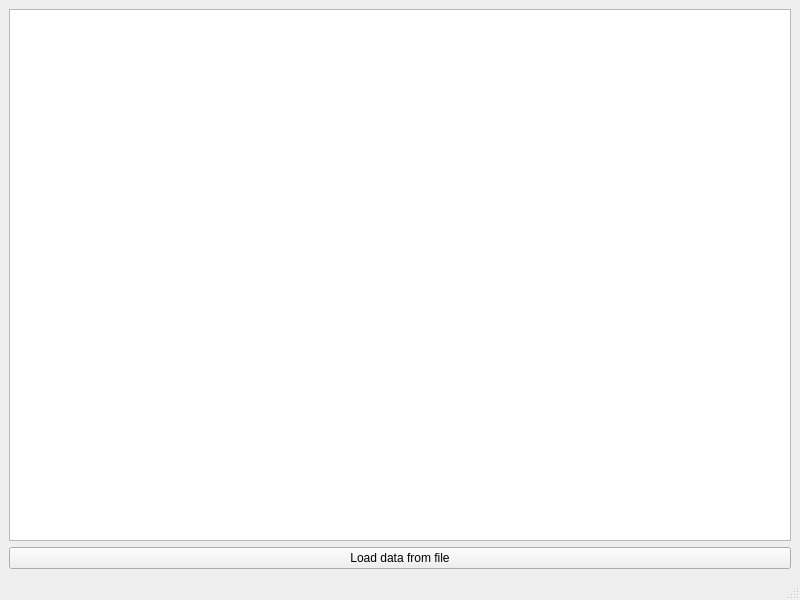
Old version of the form ui/loaded_data_view.ui in the repository usc-psychsim/psychsim-eval-gui.
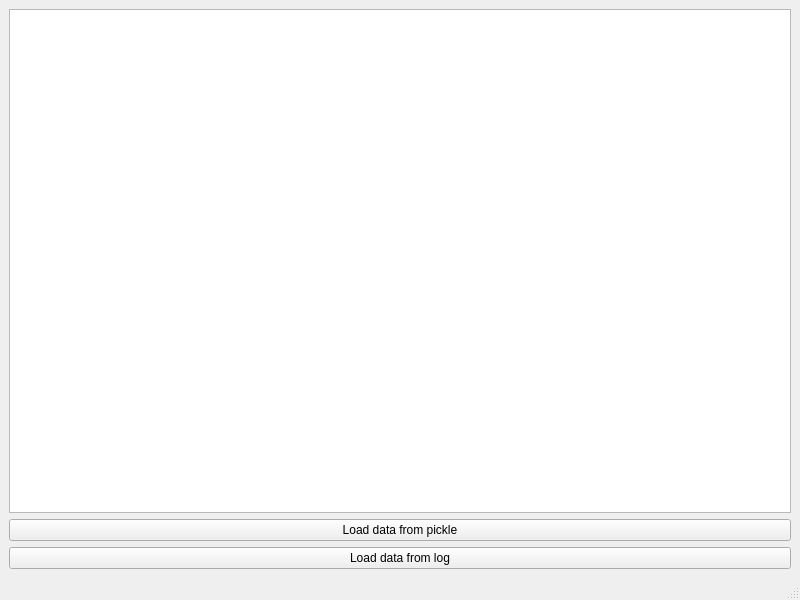
New version of the form.

Commit message: Start import data from log files

The edit to the form file:
```diff
--- a/ui/loaded_data_view.ui
+++ b/ui/loaded_data_view.ui
@@ -15,6 +15,13 @@
   </property>
   <widget class="QWidget" name="centralwidget">
    <layout class="QGridLayout" name="gridLayout">
+    <item row="1" column="0">
+     <widget class="QPushButton" name="pickle_load_data_button">
+      <property name="text">
+       <string>Load data from pickle</string>
+      </property>
+     </widget>
+    </item>
     <item row="0" column="0">
      <widget class="QTableWidget" name="loaded_data_table">
       <property name="editTriggers">
@@ -25,10 +32,10 @@
       </property>
      </widget>
     </item>
-    <item row="1" column="0">
-     <widget class="QPushButton" name="load_data_button">
+    <item row="2" column="0">
+     <widget class="QPushButton" name="log_load_data_button">
       <property name="text">
-       <string>Load data from file</string>
+       <string>Load data from log</string>
       </property>
      </widget>
     </item>
```
The commit also changes 3 other files.
